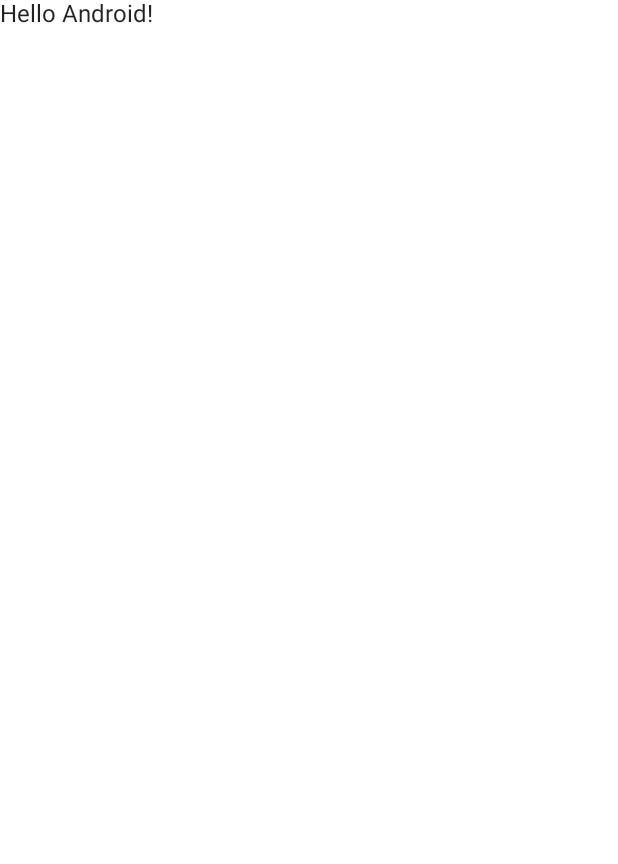
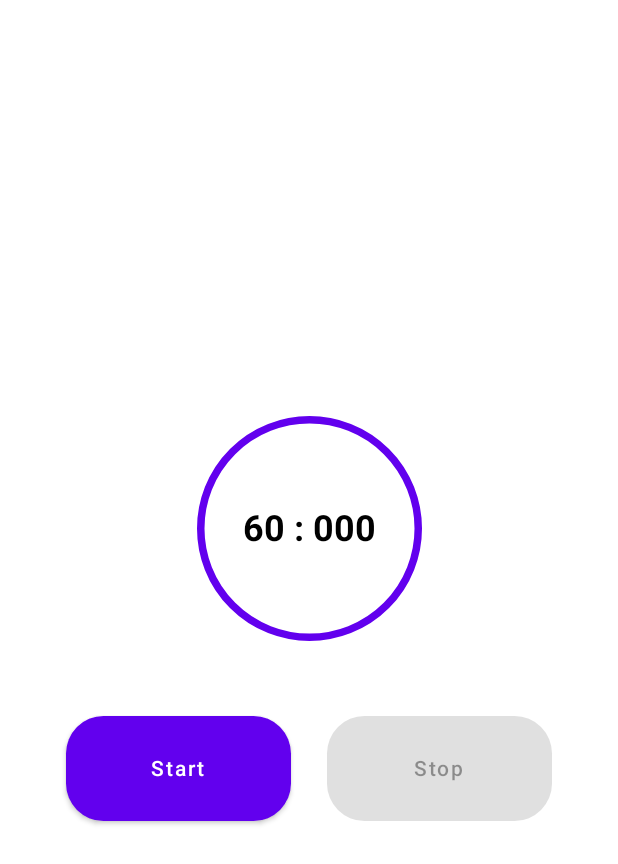
Before and after one commit to sudarshan14/Delab-Research-Take-Home-Assignment, an Android app built with Jetpack Compose: the screen it shows after launch (MainActivity), on a phone screen of 412 x 824 dp. Before the commit the part shown is almost empty. Shown: the top 864 px of the screen. Run offline under Robolectric (Android 15) with nearby library versions, the phone set to English and light mode, and no system bars; our stand-ins replace Dagger/Hilt's generated code.

Commit message:
adding the count doen feature

```diff
--- /dev/null
+++ b/app/src/main/java/com/amlavati/delabresearchtakehomeassignment/App.kt
@@ -0,0 +1,32 @@
+package com.amlavati.delabresearchtakehomeassignment
+
+import android.app.Application
+import androidx.lifecycle.*
+import dagger.hilt.android.HiltAndroidApp
+
+@HiltAndroidApp
+class App : Application(), DefaultLifecycleObserver {
+
+
+    /**
+     * [isInBackground] will be used to show notification if app is in background
+     */
+    companion object {
+        var isInBackground: Boolean = false
+    }
+
+    override fun onCreate() {
+        super<Application>.onCreate()
+
+        ProcessLifecycleOwner.get().lifecycle.addObserver(this)
+    }
+
+
+    override fun onStart(owner: LifecycleOwner) {
+        isInBackground = false
+    }
+
+    override fun onStop(owner: LifecycleOwner) {
+        isInBackground = true
+    }
+}
--- a/app/src/main/java/com/amlavati/delabresearchtakehomeassignment/MainActivity.kt
+++ b/app/src/main/java/com/amlavati/delabresearchtakehomeassignment/MainActivity.kt
@@ -6,15 +6,20 @@ import androidx.activity.compose.setContent
 import androidx.compose.foundation.layout.fillMaxSize
 import androidx.compose.material.MaterialTheme
 import androidx.compose.material.Surface
-import androidx.compose.material.Text
 import androidx.compose.runtime.Composable
 import androidx.compose.ui.Modifier
 import androidx.compose.ui.tooling.preview.Preview
 import com.amlavati.delabresearchtakehomeassignment.ui.theme.DelabResearchTakeHomeAssignmentTheme
+import com.amlavati.delabresearchtakehomeassignment.view.CountDownTimer
+import dagger.hilt.android.AndroidEntryPoint
 
+
+@AndroidEntryPoint
 class MainActivity : ComponentActivity() {
+
     override fun onCreate(savedInstanceState: Bundle?) {
         super.onCreate(savedInstanceState)
+
         setContent {
             DelabResearchTakeHomeAssignmentTheme {
                 // A surface container using the 'background' color from the theme
@@ -22,22 +27,19 @@ class MainActivity : ComponentActivity() {
                     modifier = Modifier.fillMaxSize(),
                     color = MaterialTheme.colors.background
                 ) {
-                    Greeting("Android")
+                    CountDownTimer()
                 }
             }
         }
     }
+
 }
 
-@Composable
-fun Greeting(name: String) {
-    Text(text = "Hello $name!")
-}
 
 @Preview(showBackground = true)
 @Composable
 fun DefaultPreview() {
     DelabResearchTakeHomeAssignmentTheme {
-        Greeting("Android")
+        CountDownTimer()
     }
 }
--- /dev/null
+++ b/app/src/main/java/com/amlavati/delabresearchtakehomeassignment/di/Provider.kt
@@ -0,0 +1,26 @@
+package com.amlavati.delabresearchtakehomeassignment.di
+
+import android.content.Context
+import com.amlavati.delabresearchtakehomeassignment.App
+import dagger.Module
+import dagger.Provides
+import dagger.hilt.InstallIn
+import dagger.hilt.android.qualifiers.ApplicationContext
+import dagger.hilt.components.SingletonComponent
+import javax.inject.Singleton
+
+
+/**
+ * Provider class for hilt dependencies
+ */
+
+@Module
+@InstallIn(SingletonComponent::class)
+object Provider {
+
+    @Singleton
+    @Provides
+    fun provideApplication(@ApplicationContext appContext: Context): App {
+        return appContext as App
+    }
+}
--- /dev/null
+++ b/app/src/main/java/com/amlavati/delabresearchtakehomeassignment/utils/LoggerUtil.kt
@@ -0,0 +1,30 @@
+package com.amlavati.delabresearchtakehomeassignment.utils
+
+import android.util.Log
+import com.amlavati.delabresearchtakehomeassignment.BuildConfig
+
+
+const val TAG = "DelabCounter"
+
+fun printDebugLog(message: String) {
+
+    if (BuildConfig.DEBUG) {
+        Log.d(
+            TAG,
+            "$message   name: ${Thread.currentThread().name} , id: ${Thread.currentThread().id}"
+        )
+    }
+}
+
+fun printDebugLog(tag: String, message: String) {
+    if (BuildConfig.DEBUG) {
+        Log.d(tag, message)
+    }
+}
+
+fun printErrorLog(message: String) {
+
+    if (BuildConfig.DEBUG) {
+        Log.e(TAG, message)
+    }
+}
--- /dev/null
+++ b/app/src/main/java/com/amlavati/delabresearchtakehomeassignment/utils/Utility.kt
@@ -0,0 +1,26 @@
+package com.amlavati.delabresearchtakehomeassignment.utils
+
+object Utility {
+    // 60 seconds timer value
+    const val TIME_COUNTDOWN: Long = 60000L
+
+    // time format to show seconds
+    private const val TIME_FORMAT_SECONDS = "%02d"
+    private const val TIME_FORMAT_MILLIES = "%03d"
+
+    // extension function to format time in seconds milli seconds
+    fun Long.formatTime(): String {
+
+        val sec = (this / 1000).toInt()
+        val milliSeconds = (this % 1000).toInt()
+
+        val secondsText = String.format(TIME_FORMAT_SECONDS, sec)
+        val milliSecondsText = String.format(
+            TIME_FORMAT_MILLIES,
+            milliSeconds
+        )
+
+        return "$secondsText : $milliSecondsText"
+
+    }
+}
--- /dev/null
+++ b/app/src/main/java/com/amlavati/delabresearchtakehomeassignment/view/CountDownIndicator.kt
@@ -0,0 +1,89 @@
+package com.amlavati.delabresearchtakehomeassignment.view
+
+import androidx.compose.animation.core.animateFloatAsState
+import androidx.compose.foundation.Canvas
+import androidx.compose.foundation.layout.Box
+import androidx.compose.foundation.layout.Column
+import androidx.compose.foundation.layout.height
+import androidx.compose.foundation.layout.width
+import androidx.compose.material.CircularProgressIndicator
+import androidx.compose.material.MaterialTheme
+import androidx.compose.material.ProgressIndicatorDefaults
+import androidx.compose.material.Text
+import androidx.compose.runtime.Composable
+import androidx.compose.runtime.getValue
+import androidx.compose.ui.Alignment
+import androidx.compose.ui.Modifier
+import androidx.compose.ui.geometry.Offset
+import androidx.compose.ui.geometry.Size
+import androidx.compose.ui.graphics.Color
+import androidx.compose.ui.graphics.drawscope.Stroke
+import androidx.compose.ui.platform.LocalDensity
+import androidx.compose.ui.res.colorResource
+import androidx.compose.ui.text.font.FontWeight
+import androidx.compose.ui.unit.dp
+import com.amlavati.delabresearchtakehomeassignment.utils.printDebugLog
+
+@Composable
+fun CountDownIndicator(
+    modifier: Modifier = Modifier, progress: Float, time: String, size: Int, stroke: Int
+) {
+
+    val animatedProgress by animateFloatAsState(
+        targetValue = progress,
+        animationSpec = ProgressIndicatorDefaults.ProgressAnimationSpec,
+    )
+    printDebugLog("time $time :: progress $progress  ")
+    Column(modifier = modifier) {
+        Box {
+
+
+//            CircularProgressIndicatorBackGround(
+//                modifier = Modifier
+//                    .height(size.dp)
+//                    .width(size.dp),
+//                color = Color.Black,
+//                stroke
+//            )
+
+            CircularProgressIndicator(
+                progress = animatedProgress,
+                modifier = Modifier
+                    .height(size.dp)
+                    .width(size.dp),
+                strokeWidth = stroke.dp,
+            )
+
+            Column(modifier = Modifier.align(Alignment.Center)) {
+                Text(
+                    text = time,
+                    color = Color.Black,
+                    style = MaterialTheme.typography.h5,
+                    modifier = Modifier.align(Alignment.CenterHorizontally),
+                    fontWeight = FontWeight.Bold
+                )
+            }
+        }
+    }
+}
+
+/*
+* composable to set background color of the progress bar*/
+
+@Composable
+fun CircularProgressIndicatorBackGround(
+    modifier: Modifier = Modifier, color: Color, stroke: Int
+) {
+    val style = with(LocalDensity.current) { Stroke(stroke.dp.toPx()) }
+
+    Canvas(modifier = modifier, onDraw = {
+
+        val innerRadius = (size.minDimension - style.width) / 2
+
+        drawArc(
+            color = color, startAngle = 0f, sweepAngle = 360f, topLeft = Offset(
+                (size / 2.0f).width - innerRadius, (size / 2.0f).height - innerRadius
+            ), size = Size(innerRadius * 2, innerRadius * 2), useCenter = false, style = style
+        )
+    })
+}
--- /dev/null
+++ b/app/src/main/java/com/amlavati/delabresearchtakehomeassignment/view/CountDownTimer.kt
@@ -0,0 +1,129 @@
+package com.amlavati.delabresearchtakehomeassignment.view
+
+import android.Manifest
+import androidx.compose.foundation.layout.*
+import androidx.compose.foundation.shape.RoundedCornerShape
+import androidx.compose.material.Button
+import androidx.compose.material.Text
+import androidx.compose.runtime.*
+import androidx.compose.ui.Alignment
+import androidx.compose.ui.Modifier
+import androidx.compose.ui.platform.LocalLifecycleOwner
+import androidx.compose.ui.unit.dp
+import androidx.lifecycle.Lifecycle
+import androidx.lifecycle.LifecycleEventObserver
+import androidx.lifecycle.viewmodel.compose.viewModel
+import com.amlavati.delabresearchtakehomeassignment.utils.Utility
+import com.amlavati.delabresearchtakehomeassignment.utils.Utility.formatTime
+import com.amlavati.delabresearchtakehomeassignment.viewmodel.CounterViewModel
+import com.google.accompanist.permissions.*
+
+@Composable
+fun CountDownTimer(
+    viewModel: CounterViewModel = viewModel()
+) {
+
+
+    val time by viewModel.time.collectAsState(Utility.TIME_COUNTDOWN)
+    val progress by viewModel.progress.collectAsState(1.00F)
+    val isPlaying by viewModel.isPlaying.collectAsState(false)
+
+
+    CountDownView(time = time.formatTime(), progress = progress, isPlaying = isPlaying) {
+        viewModel.handleCountDownTimer(it)
+    }
+}
+
+
+@OptIn(ExperimentalPermissionsApi::class)
+@Composable
+fun CountDownView(
+    time: String,
+    progress: Float,
+    isPlaying: Boolean,
+    optionSelected: (stopTime: Boolean) -> Unit
+) {
+
+
+//    checking notification permission on onStart event
+
+    val permission: PermissionState =
+        rememberPermissionState(permission = Manifest.permission.POST_NOTIFICATIONS)
+    val lifecycleOwner = LocalLifecycleOwner.current
+    DisposableEffect(key1 = lifecycleOwner, effect = {
+        val observer = LifecycleEventObserver { _, event ->
+            when (event) {
+                Lifecycle.Event.ON_START -> {
+                    if (!permission.status.isGranted)
+                        permission.launchPermissionRequest()
+                }
+                else -> {}
+            }
+        }
+        lifecycleOwner.lifecycle.addObserver(observer)
+
+        onDispose {
+            lifecycleOwner.lifecycle.removeObserver(observer)
+        }
+    })
+
+    Column(
+        modifier = Modifier
+            .fillMaxSize()
+            .padding(20.dp),
+
+        horizontalAlignment = Alignment.CenterHorizontally,
+        verticalArrangement = Arrangement.Center
+    ) {
+        CountDownIndicator(
+            progress = progress,
+            time = time,
+            size = 150,
+            stroke = 5
+        )
+
+        Row(
+            Modifier
+                .padding(top = 50.dp)
+                .fillMaxWidth(),
+            verticalAlignment = Alignment.CenterVertically,
+            horizontalArrangement = Arrangement.SpaceEvenly
+        ) {
+
+            Button(
+                onClick = {
+                    optionSelected(false)
+                },
+                modifier =
+                Modifier
+                    .height(70.dp)
+                    .width(150.dp),
+                shape = RoundedCornerShape(25.dp),
+            ) {
+                val pair = if (!isPlaying) {
+                    "Start"
+                } else {
+                    "Pause"
+                }
+                Text(text = pair)
+            }
+
+            Button(
+                onClick = {
+                    optionSelected(true)
+                },
+
+                modifier =
+                Modifier
+                    .height(70.dp)
+                    .width(150.dp),
+                shape = RoundedCornerShape(25.dp),
+                enabled = isPlaying
+            ) {
+                Text(text = "Stop")
+            }
+
+        }
+
+    }
+}
--- /dev/null
+++ b/app/src/main/java/com/amlavati/delabresearchtakehomeassignment/viewmodel/CounterViewModel.kt
@@ -0,0 +1,121 @@
+package com.amlavati.delabresearchtakehomeassignment.viewmodel
+
+import android.os.CountDownTimer
+import android.os.Handler
+import android.os.Looper
+import android.os.SystemClock
+import androidx.lifecycle.ViewModel
+import com.amlavati.delabresearchtakehomeassignment.App
+import com.amlavati.delabresearchtakehomeassignment.App.Companion.isInBackground
+import com.amlavati.delabresearchtakehomeassignment.utils.Utility
+import com.amlavati.delabresearchtakehomeassignment.utils.createNotification
+import com.amlavati.delabresearchtakehomeassignment.utils.printDebugLog
+import dagger.hilt.android.lifecycle.HiltViewModel
+import kotlinx.coroutines.flow.MutableStateFlow
+import kotlinx.coroutines.flow.StateFlow
+import javax.inject.Inject
+import kotlin.math.roundToInt
+
+@HiltViewModel
+class CounterViewModel @Inject constructor(private val context: App) :
+    ViewModel() {
+
+    private val _isPlaying = MutableStateFlow(false)
+    val isPlaying: StateFlow<Boolean> = _isPlaying
+
+    private var countDownTimer: CountDownTimer? = null
+
+    private val _time = MutableStateFlow(Utility.TIME_COUNTDOWN)
+    val time: StateFlow<Long> = _time
+
+    private val _progress = MutableStateFlow(1.00F)
+    val progress: StateFlow<Float> = _progress
+
+    fun handleCountDownTimer(stopAndReset: Boolean) {
+        // stopAndReset is true when Stop button is clicked
+        if (stopAndReset) {
+            resetTimer()
+            return
+        }
+
+        if (isPlaying.value) {
+            pauseTimer()
+        } else {
+            startTimer()
+        }
+
+    }
+
+    private fun resetTimer() {
+        countDownTimer?.cancel()
+        handleTimerValues(false, Utility.TIME_COUNTDOWN, 1.0F)
+    }
+
+    private fun pauseTimer() {
+        // pauses the timer and saves the values to restart
+        countDownTimer?.cancel()
+        handleTimerValues(false, _time.value, _progress.value)
+
+    }
+
+    private fun startTimer() {
+
+        //countDownInterval is set to 1 to show milli seconds counter
+        // if only seconds counter is required then update this value with 1000
+
+        countDownTimer = object : CountDownTimer(_time.value, 1) {
+            override fun onTick(millisUntilFinished: Long) {
+                val progressValue = millisUntilFinished.toFloat() / Utility.TIME_COUNTDOWN
+                val progressValueRoundOff = (progressValue * 100.0).roundToInt() / 100.0
+                handleTimerValues(true, millisUntilFinished, progressValueRoundOff.toFloat())
+            }
+
+            override fun onFinish() {
+                resetTimer()
+                if (isInBackground)
+                    createNotification(context = context.applicationContext, "Timer", "Timer Done")
+            }
+
+        }.start()
+    }
+
+    private fun handleTimerValues(
+        isPlaying: Boolean,
+        text: Long,
+        progress: Float,
+    ) {
+        _isPlaying.value = isPlaying
+        _time.value = text
+        _progress.value = progress
+    }
+
+
+    /*  private fun usingHandler(){
+
+        private var countDownTimerHandler = Handler(Looper.getMainLooper())
+      private var runnable: Runnable? = null
+          var millisUntilFinished = Utility.TIME_COUNTDOWN
+          val countDownInterval = 1000L
+          var timeInMilliSeconds = 0L
+          var startTime = SystemClock.uptimeMillis() + millisUntilFinished
+          printDebugLog("startTime $startTime")
+          var updateTime = 0L
+          runnable = object : Runnable {
+              override fun run() {
+                  //    startTime = SystemClock.uptimeMillis() - 3234566565L
+
+  //                timeInMilliSeconds = SystemClock.uptimeMillis() -startTime
+  //                printDebugLog("timeInMilliSeconds $timeInMilliSeconds")
+  //                updateTime = 0L + timeInMilliSeconds
+
+                  millisUntilFinished -= countDownInterval
+                  //   millisUntilFinished -= d
+                  val progressValue = millisUntilFinished.toFloat() / Utility.TIME_COUNTDOWN
+                  val progressValueRoundOff = (progressValue * 100.0).roundToInt() / 100.0
+                  handleTimerValues(true, millisUntilFinished, progressValueRoundOff.toFloat())
+
+                  countDownTimerHandler.postDelayed(this, 1000L)
+              }
+          }
+      }*/
+}
--- a/app/src/main/res/values/strings.xml
+++ b/app/src/main/res/values/strings.xml
@@ -1,3 +1,5 @@
 <resources>
     <string name="app_name">Delab Research Take Home Assignment</string>
+    <string name="channel_name">Time</string>
+    <string name="channel_description">Notification will be shown if app is in background and timer completes</string>
 </resources>
--- a/build.gradle
+++ b/build.gradle
@@ -1,10 +1,11 @@
 buildscript {
     ext {
-        compose_ui_version = '1.1.1'
+        compose_ui_version = '1.3.3'
     }
 }// Top-level build file where you can add configuration options common to all sub-projects/modules.
 plugins {
     id 'com.android.application' version '7.3.1' apply false
     id 'com.android.library' version '7.3.1' apply false
-    id 'org.jetbrains.kotlin.android' version '1.6.10' apply false
+    id 'org.jetbrains.kotlin.android' version '1.7.20' apply false
+    id 'com.google.dagger.hilt.android' version '2.44' apply false
 }
```
Also changed, not shown: app/build.gradle (+31 -9 lines), app/src/main/AndroidManifest.xml (+4 -5 lines), app/src/main/java/com/amlavati/delabresearchtakehomeassignment/utils/NotifcationUtil.kt (added, +55 -0 lines), app/src/main/java/com/amlavati/delabresearchtakehomeassignment/utils/PermissionUtil.kt (added, +11 -0 lines), 5 other files.
